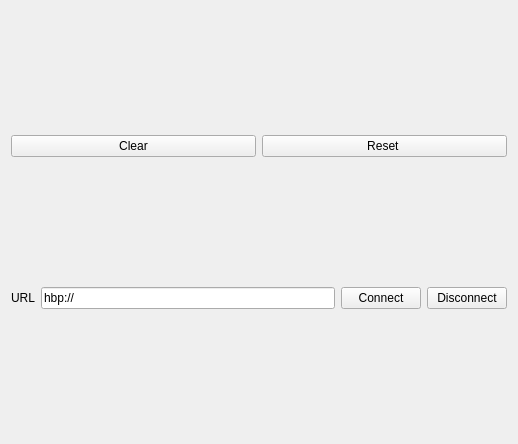
The window that apps/livreGUI/tfEditor/gui/TransferFunctionEditor.ui (BlueBrain/Livre) describes before a commit, drawn with Qt 5.
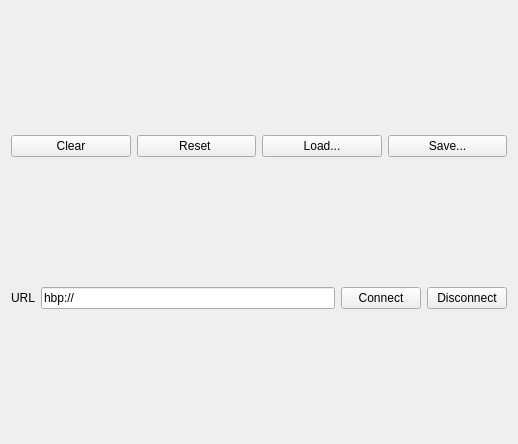
The same window after the commit.

Commit message: Add load/save of transfer function to GUI

What changed in the file:
```diff
--- a/apps/livreGUI/tfEditor/gui/TransferFunctionEditor.ui
+++ b/apps/livreGUI/tfEditor/gui/TransferFunctionEditor.ui
@@ -39,6 +39,20 @@
        </property>
       </widget>
      </item>
+     <item>
+      <widget class="QPushButton" name="loadButton">
+       <property name="text">
+        <string>Load...</string>
+       </property>
+      </widget>
+     </item>
+     <item>
+      <widget class="QPushButton" name="saveButton">
+       <property name="text">
+        <string>Save...</string>
+       </property>
+      </widget>
+     </item>
     </layout>
    </item>
    <item row="3" column="0">
```
The commit also changes 3 other files.
